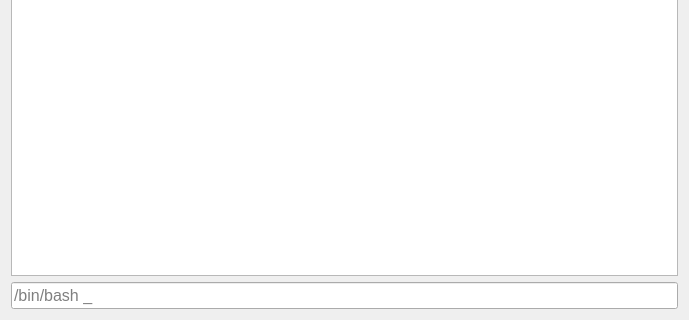
Above: qt_ui/templates/console.ui from GrowVolution/AdminPanel before the change; both pictures show x 0 to 689 and y 215 to 535 of the 689 by 535 pixel window. Below: the same form after it.
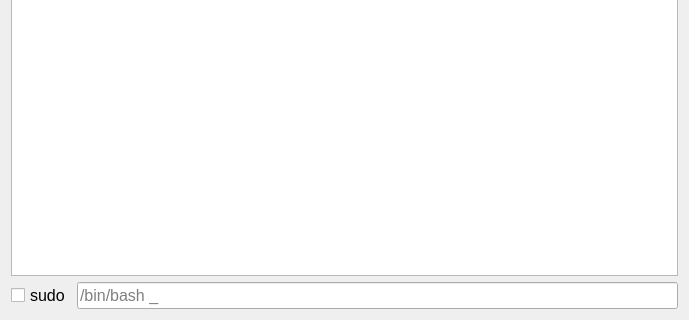
That is the form after the change.

```diff
--- a/qt_ui/templates/console.ui
+++ b/qt_ui/templates/console.ui
@@ -23,11 +23,25 @@
     <widget class="QTextBrowser" name="shell"/>
    </item>
    <item>
+    <layout class="QHBoxLayout" name="horizontalLayout">
+     <property name="topMargin">
+      <number>0</number>
+     </property>
+     <item>
+      <widget class="QCheckBox" name="sudo">
+       <property name="text">
+        <string>sudo</string>
+       </property>
+      </widget>
+     </item>
+     <item>
     <widget class="QLineEdit" name="command_line">
      <property name="placeholderText">
       <string>/bin/bash _</string>
      </property>
     </widget>
+     </item>
+    </layout>
    </item>
   </layout>
  </widget>
```
Lines whose indentation alone changed are shown as unchanged.
